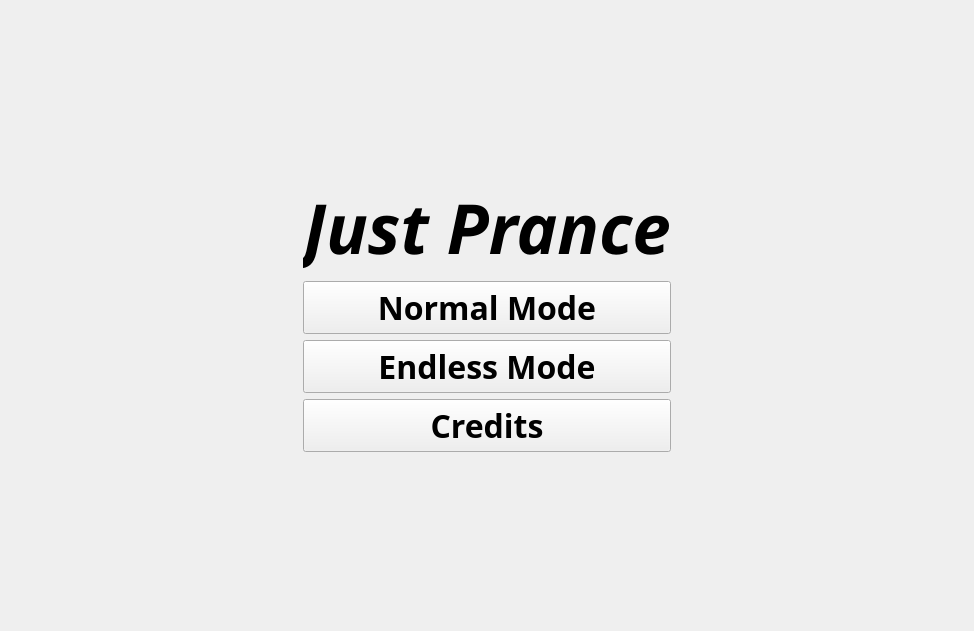
Qt form Dance_Game/home_screen.ui (BradyCason/CV-Dance-Game) before a commit.
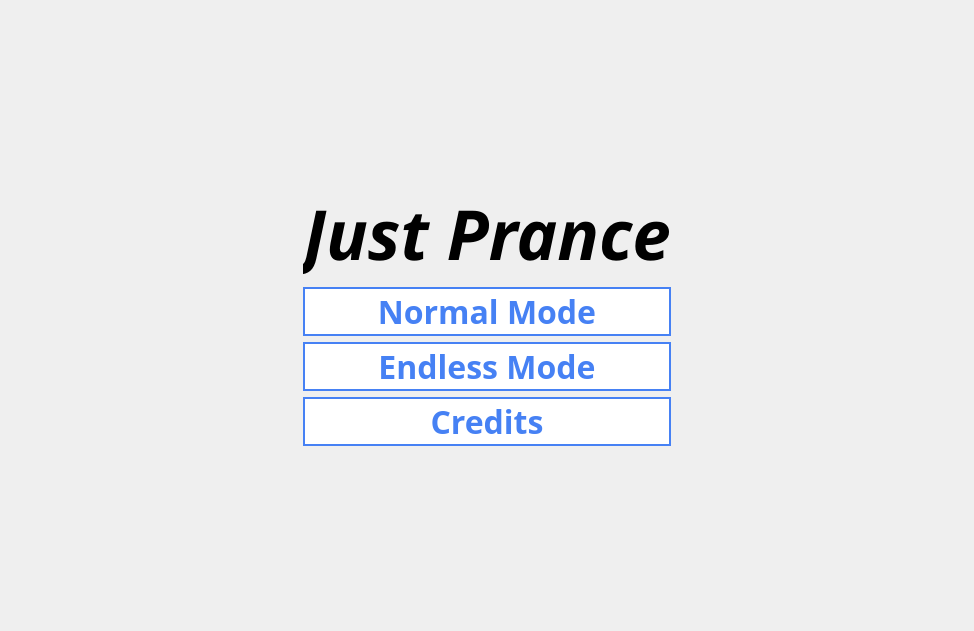
The same form after that commit.

Diff of the .ui file:
```diff
--- a/Dance_Game/home_screen.ui
+++ b/Dance_Game/home_screen.ui
@@ -36,6 +36,20 @@
        <bold>true</bold>
       </font>
      </property>
+     <property name="styleSheet">
+      <string notr="true">QPushButton{
+background-color: #ffffff;
+color: #4681f4;
+border: 2px solid #4681f4;
+}
+
+
+
+QPushButton:hover{
+background-color: #4681f4;
+color: white;
+}</string>
+     </property>
      <property name="text">
       <string>Credits</string>
      </property>
@@ -69,6 +83,20 @@
      <property name="autoFillBackground">
       <bool>false</bool>
      </property>
+     <property name="styleSheet">
+      <string notr="true">QPushButton{
+background-color: #ffffff;
+color: #4681f4;
+border: 2px solid #4681f4;
+}
+
+
+
+QPushButton:hover{
+background-color: #4681f4;
+color: white;
+}</string>
+     </property>
      <property name="text">
       <string>Normal Mode</string>
      </property>
@@ -97,6 +125,9 @@
        <kerning>true</kerning>
       </font>
      </property>
+     <property name="styleSheet">
+      <string notr="true"/>
+     </property>
      <property name="text">
       <string>Just Prance</string>
      </property>
@@ -128,6 +159,20 @@
        <bold>true</bold>
       </font>
      </property>
+     <property name="styleSheet">
+      <string notr="true">QPushButton{
+background-color: #ffffff;
+color: #4681f4;
+border: 2px solid #4681f4;
+}
+
+
+
+QPushButton:hover{
+background-color: #4681f4;
+color: white;
+}</string>
+     </property>
      <property name="text">
       <string>Endless Mode</string>
      </property>
```
